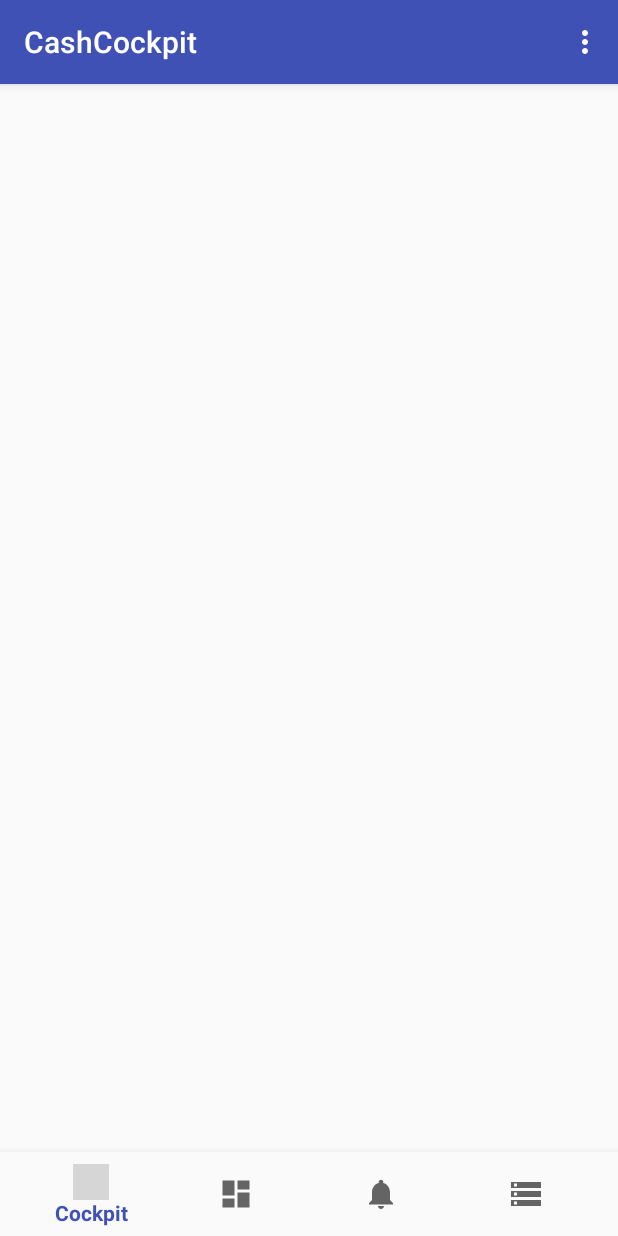
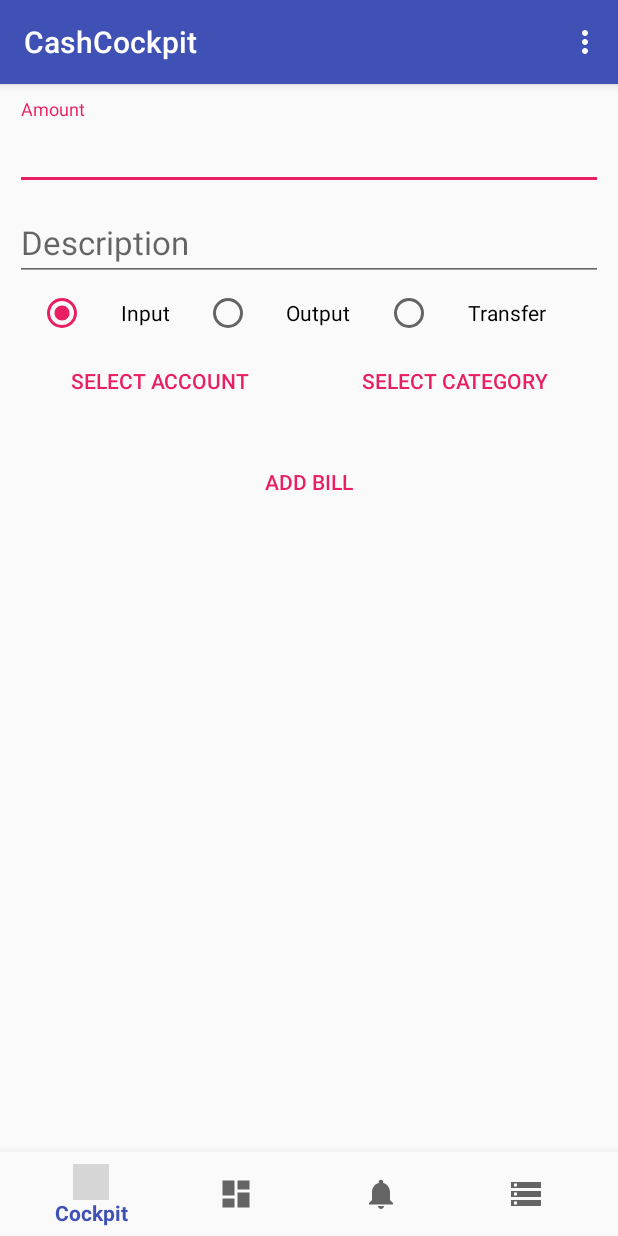
Before and after one commit to EliasDolinsek/cash-cockpit, an Android app: the screen it shows after launch (MainActivity), on a phone screen of 412 x 824 dp. Run offline under Robolectric (Android 15) with nearby library versions, the phone set to English and light mode, and no system bars; network calls fail; grey boxes are pictures that could not be loaded.

Commit message:
Implemented cockpit page and improved some layouts

```diff
--- a/app/src/main/AndroidManifest.xml
+++ b/app/src/main/AndroidManifest.xml
@@ -11,7 +11,8 @@
         android:theme="@style/AppTheme">
         <activity
             android:name=".MainActivity"
-            android:label="@string/app_name">
+            android:label="@string/app_name"
+            android:windowSoftInputMode="adjustPan|stateAlwaysHidden">
             <intent-filter>
                 <action android:name="android.intent.action.MAIN" />
 
--- a/app/src/main/java/com/dolinsek/elias/cashcockpit/AutoPayActivity.java
+++ b/app/src/main/java/com/dolinsek/elias/cashcockpit/AutoPayActivity.java
@@ -142,7 +142,7 @@ public class AutoPayActivity extends AppCompatActivity {
                 if(mEdtAutoPayName.getText().toString().trim().equals("")){
                     mTilAutoPayName.setError(getResources().getString(R.string.label_enter_category_name));
                 } else if(mEdtAmount.getText().toString().equals("")){
-                    mEdtAmount.setError(getResources().getString(R.string.label_enter_euros));
+                    mTilAmount.setError(getResources().getString(R.string.label_enter_amount));
                 } else if(autoPay.getBankAccount() == null){
                     mTxvSelectedBankAccount.setText(getResources().getString(R.string.label_need_to_select_bank_account));
                 } else if(autoPay.getBill().getSubcategory() == null){
--- /dev/null
+++ b/app/src/main/java/com/dolinsek/elias/cashcockpit/CockpitFragment.java
@@ -0,0 +1,152 @@
+package com.dolinsek.elias.cashcockpit;
+
+
+import android.content.Context;
+import android.content.DialogInterface;
+import android.os.Bundle;
+import android.support.design.widget.Snackbar;
+import android.support.design.widget.TextInputLayout;
+import android.support.v4.app.Fragment;
+import android.view.LayoutInflater;
+import android.view.View;
+import android.view.ViewGroup;
+import android.view.inputmethod.InputMethodManager;
+import android.widget.Button;
+import android.widget.EditText;
+import android.widget.RadioButton;
+import android.widget.RadioGroup;
+import android.widget.TextView;
+
+import com.dolinsek.elias.cashcockpit.components.BankAccount;
+import com.dolinsek.elias.cashcockpit.components.Bill;
+import com.dolinsek.elias.cashcockpit.components.Currency;
+import com.dolinsek.elias.cashcockpit.components.Database;
+import com.dolinsek.elias.cashcockpit.components.Subcategory;
+
+
+/**
+ * A simple {@link Fragment} subclass.
+ */
+public class CockpitFragment extends Fragment {
+
+    private TextInputLayout mTilBillAmount, mTilBillDescription;
+    private EditText mEdtBillAmount, mEdtBillDescription;
+    private RadioGroup mRgBillTypes;
+    private RadioButton mRbTypeInput, mRbTypeOutput, mRbTypeTransfer;
+    private Button mBtnSelectBankAccount, mBtnSelectCategory, mBtnAdd;
+    private TextView mTxvSelectedBankAccount, mTxvSelectedCategory;
+
+    private BankAccount bankAccount;
+    private Subcategory subcategory;
+
+    @Override
+    public View onCreateView(LayoutInflater inflater, ViewGroup container,
+                             Bundle savedInstanceState) {
+
+        View inflatedView = inflater.inflate(R.layout.fragment_cockpit, container, false);
+
+        mTilBillAmount = (TextInputLayout) inflatedView.findViewById(R.id.til_cockpit_bill_amount);
+        mTilBillDescription = (TextInputLayout) inflatedView.findViewById(R.id.til_cockpit_bill_description);
+
+        mEdtBillAmount = (EditText) inflatedView.findViewById(R.id.edt_cockpit_bill_amount);
+        mEdtBillDescription = (EditText) inflatedView.findViewById(R.id.edt_cockpit_bill_description);
+
+        mRgBillTypes = (RadioGroup) inflatedView.findViewById(R.id.rg_cockpit_bill_types);
+        mRbTypeInput = (RadioButton) inflatedView.findViewById(R.id.rb_cockpit_bill_type_input);
+        mRbTypeOutput = (RadioButton) inflatedView.findViewById(R.id.rb_cockpit_bill_type_output);
+        mRbTypeTransfer = (RadioButton) inflatedView.findViewById(R.id.rb_cockpit_bill_type_transfer);
+
+        mBtnSelectBankAccount = (Button) inflatedView.findViewById(R.id.btn_cockpit_select_bank_account);
+        mBtnSelectCategory = (Button) inflatedView.findViewById(R.id.btn_cockpit_select_category);
+        mBtnAdd = (Button) inflatedView.findViewById(R.id.btn_cockpit_add);
+
+        mTxvSelectedBankAccount = (TextView) inflatedView.findViewById(R.id.txv_cockpit_bank_account);
+        mTxvSelectedCategory = (TextView) inflatedView.findViewById(R.id.txv_cockpit_category);
+
+        mEdtBillAmount.addTextChangedListener(Currency.Factory.getCurrencyTextWatcher(mEdtBillAmount));
+        mRgBillTypes.check(mRbTypeInput.getId());
+
+        mBtnSelectBankAccount.setOnClickListener(new View.OnClickListener() {
+            @Override
+            public void onClick(View view) {
+                SelectBankAccountDialogFragment selectBankAccountDialogFragment = new SelectBankAccountDialogFragment();
+                selectBankAccountDialogFragment.setOnSelectListener(new DialogInterface.OnClickListener() {
+                    @Override
+                    public void onClick(DialogInterface dialogInterface, int i) {
+                        bankAccount = Database.getBankAccounts().get(i);
+                        mTxvSelectedBankAccount.setText(bankAccount.getName());
+                    }
+                });
+
+                selectBankAccountDialogFragment.show(getFragmentManager(), "select_bank_account");
+            }
+        });
+
+        mBtnSelectCategory.setOnClickListener(new View.OnClickListener() {
+            @Override
+            public void onClick(View view) {
+                final SelectSubcategoryDialogFragment selectSubcategoryDialogFragment = new SelectSubcategoryDialogFragment();
+                selectSubcategoryDialogFragment.setOnSubcategorySelected(new PrimaryCategoryLightItemAdapter.SubcategorySelectionListener() {
+                    @Override
+                    public void onSubcategorySelected(Subcategory subcategory) {
+                        CockpitFragment.this.subcategory = subcategory;
+                        mTxvSelectedCategory.setText(subcategory.getName());
+                        selectSubcategoryDialogFragment.dismiss();
+                    }
+                });
+                selectSubcategoryDialogFragment.show(getFragmentManager(), "select_category");
+            }
+        });
+
+        mBtnAdd.setOnClickListener(new View.OnClickListener() {
+            @Override
+            public void onClick(View view) {
+                mTilBillAmount.setError(null);
+                mTilBillAmount.setErrorEnabled(false);
+
+                if(mEdtBillAmount.getText().toString().equals("")){
+                    mTilBillDescription.setErrorEnabled(true);
+                    mTilBillAmount.setError(getResources().getString(R.string.label_enter_amount));
+                } else if(bankAccount == null){
+                    mTxvSelectedBankAccount.setText(getResources().getString(R.string.label_need_to_select_bank_account));
+                } else if(subcategory == null){
+                    mTxvSelectedCategory.setText(getResources().getString(R.string.label_need_to_select_category));
+                } else {
+                    long amount = ((long) (Double.valueOf(mEdtBillAmount.getText().toString()) * 100));
+                    String description = mEdtBillDescription.getText().toString();
+
+                    int type;
+                    if(mRgBillTypes.getCheckedRadioButtonId() == mRbTypeInput.getId()) {
+                        type = Bill.TYPE_INPUT;
+                    } else if(mRgBillTypes.getCheckedRadioButtonId() == mRbTypeOutput.getId()) {
+                        type = Bill.TYPE_OUTPUT;
+                    } else{
+                        type = Bill.TYPE_TRANSFER;
+                    }
+
+                    bankAccount.addBill(new Bill(amount, description, subcategory));
+
+                    //Show message
+                    Snackbar snackbar = Snackbar.make(getView(), "Added successfully", Snackbar.LENGTH_SHORT);
+                    snackbar.show();
+
+                    //Clears all fields
+                    mEdtBillAmount.setText("");
+                    mEdtBillDescription.setText("");
+                    mTxvSelectedCategory.setText("");
+                    mTxvSelectedBankAccount.setText("");
+
+                    bankAccount = null;
+                    subcategory = null;
+
+                    //Hides keyboard
+                    InputMethodManager imm = (InputMethodManager)getActivity().getSystemService(Context.INPUT_METHOD_SERVICE);
+                    imm.hideSoftInputFromWindow(getView().getWindowToken(), 0);
+                }
+            }
+        });
+
+        return inflatedView;
+    }
+
+}
--- a/app/src/main/java/com/dolinsek/elias/cashcockpit/MainActivity.java
+++ b/app/src/main/java/com/dolinsek/elias/cashcockpit/MainActivity.java
@@ -33,6 +33,9 @@ public class MainActivity extends AppCompatActivity {
         super.onCreate(savedInstanceState);
         setContentView(R.layout.activity_main);
 
+        //Shows CockpitFragment
+        replaceFragment(new CockpitFragment());
+
         mBottomNavigationView = (BottomNavigationView) findViewById(R.id.bnv_main);
         mBottomNavigationView.setOnNavigationItemSelectedListener(new BottomNavigationView.OnNavigationItemSelectedListener() {
             @Override
@@ -42,7 +45,10 @@ public class MainActivity extends AppCompatActivity {
                 switch (item.getItemId()){
                     case R.id.navigation_database:
                             replaceFragment(new DatabaseFragment());
-                        return true;
+                            return true;
+                    case R.id.navigation_cockpit:
+                            replaceFragment(new CockpitFragment());
+                            return true;
                 }
 
                 return false;
@@ -66,7 +72,7 @@ public class MainActivity extends AppCompatActivity {
         FragmentManager fragmentManager = getSupportFragmentManager();
         FragmentTransaction fragmentTransaction = fragmentManager.beginTransaction();
 
-        fragmentTransaction.add(R.id.ll_main, fragment);
+        fragmentTransaction.replace(R.id.ll_main, fragment);
 
         fragmentTransaction.addToBackStack(null);
         fragmentTransaction.commit();
--- a/app/src/main/java/com/dolinsek/elias/cashcockpit/components/BankAccount.java
+++ b/app/src/main/java/com/dolinsek/elias/cashcockpit/components/BankAccount.java
@@ -75,6 +75,7 @@ public class BankAccount {
 
     public void addBill(Bill bill){
         bills.add(bill);
+        setBalance(getBalance() - bill.getAmount());
     }
 
     public void setName(String name) {
--- /dev/null
+++ b/app/src/main/res/layout/fragment_cockpit.xml
@@ -0,0 +1,137 @@
+<LinearLayout xmlns:android="http://schemas.android.com/apk/res/android"
+    xmlns:tools="http://schemas.android.com/tools"
+    android:layout_width="match_parent"
+    android:layout_height="match_parent"
+    tools:context="com.dolinsek.elias.cashcockpit.CockpitFragment"
+    android:orientation="vertical"
+    android:padding="10dp">
+
+    <android.support.design.widget.TextInputLayout
+        android:id="@+id/til_cockpit_bill_amount"
+        android:layout_width="match_parent"
+        android:layout_height="wrap_content">
+
+        <android.support.design.widget.TextInputEditText
+            android:id="@+id/edt_cockpit_bill_amount"
+            android:layout_width="match_parent"
+            android:layout_height="wrap_content"
+            android:hint="@string/label_amount"
+            android:maxLength="15"
+            android:maxLines="1"
+            android:inputType="numberDecimal"
+            android:textAppearance="@style/Base.TextAppearance.AppCompat.Large"
+            android:textAlignment="center"/>
+
+    </android.support.design.widget.TextInputLayout>
+
+    <android.support.design.widget.TextInputLayout
+        android:id="@+id/til_cockpit_bill_description"
+        android:layout_width="match_parent"
+        android:layout_height="wrap_content">
+
+        <android.support.design.widget.TextInputEditText
+            android:id="@+id/edt_cockpit_bill_description"
+            android:layout_width="match_parent"
+            android:layout_height="wrap_content"
+            android:hint="@string/label_description"
+            android:lines="1"
+            android:textAppearance="@style/Base.TextAppearance.AppCompat.Large"
+            android:textAlignment="center"/>
+
+    </android.support.design.widget.TextInputLayout>
+
+    <RadioGroup
+        android:id="@+id/rg_cockpit_bill_types"
+        android:layout_width="match_parent"
+        android:layout_height="wrap_content"
+        android:orientation="horizontal"
+        android:gravity="center"
+        android:layout_marginTop="5dp"
+        android:weightSum="9"
+        android:layout_marginStart="15dp"
+        android:layout_marginEnd="15dp">
+
+        <RadioButton
+            android:id="@+id/rb_cockpit_bill_type_input"
+            android:layout_width="wrap_content"
+            android:layout_height="wrap_content"
+            android:text="@string/label_input"
+            android:layout_weight="3"
+            android:textAlignment="center"/>
+
+        <RadioButton
+            android:id="@+id/rb_cockpit_bill_type_output"
+            android:layout_width="wrap_content"
+            android:layout_height="wrap_content"
+            android:text="@string/label_output"
+            android:layout_weight="3"
+            android:textAlignment="center"/>
+
+        <RadioButton
+            android:id="@+id/rb_cockpit_bill_type_transfer"
+            android:layout_width="wrap_content"
+            android:layout_height="wrap_content"
+            android:text="@string/label_transfer"
+            android:layout_weight="3"
+            android:textAlignment="center"/>
+
+    </RadioGroup>
+
+    <LinearLayout
+        android:layout_width="match_parent"
+        android:layout_height="wrap_content"
+        android:layout_marginTop="5dp"
+        android:orientation="horizontal">
+
+        <LinearLayout
+            android:layout_width="wrap_content"
+            android:layout_height="wrap_content"
+            android:layout_weight="5"
+            android:orientation="vertical">
+
+            <Button
+                android:id="@+id/btn_cockpit_select_bank_account"
+                android:layout_width="match_parent"
+                android:layout_height="wrap_content"
+                android:text="@string/btn_select_bank_account"
+                style="@style/Widget.AppCompat.Button.Borderless.Colored"/>
+
+            <TextView
+                android:id="@+id/txv_cockpit_bank_account"
+                android:layout_width="match_parent"
+                android:layout_height="wrap_content"
+                android:textAlignment="center"/>
+
+        </LinearLayout>
+
+        <LinearLayout
+            android:layout_width="wrap_content"
+            android:layout_height="wrap_content"
+            android:layout_weight="5"
+            android:orientation="vertical">
+
+            <Button
+                android:id="@+id/btn_cockpit_select_category"
+                android:layout_width="match_parent"
+                android:layout_height="wrap_content"
+                android:text="@string/btn_select_category"
+                style="@style/Widget.AppCompat.Button.Borderless.Colored"/>
+
+            <TextView
+                android:id="@+id/txv_cockpit_category"
+                android:layout_width="match_parent"
+                android:layout_height="wrap_content"
+                android:textAlignment="center"/>
+
+        </LinearLayout>
+    </LinearLayout>
+
+    <Button
+        android:id="@+id/btn_cockpit_add"
+        style="@style/Widget.AppCompat.Button.Borderless.Colored"
+        android:layout_width="match_parent"
+        android:layout_height="wrap_content"
+        android:layout_gravity="bottom"
+        android:text="@string/btn_add_bill" />
+
+</LinearLayout>
--- a/app/src/main/res/menu/navigation.xml
+++ b/app/src/main/res/menu/navigation.xml
@@ -2,7 +2,7 @@
 <menu xmlns:android="http://schemas.android.com/apk/res/android">
 
     <item
-        android:id="@+id/navigation_home"
+        android:id="@+id/navigation_cockpit"
         android:icon="@drawable/ic_home_black_24dp"
         android:title="@string/title_cockpit" />
 
--- a/app/src/main/res/values/strings.xml
+++ b/app/src/main/res/values/strings.xml
@@ -83,7 +83,7 @@
     <string name="btn_select">Select</string>
     <string name="label_enter_name">Please enter a name!</string>
     <string name="label_none">None</string>
-    <string name="label_bills">Bills</string>
+    <string name="label_bills">Bill(s)</string>
     <string name="label_primary_account">Primary Account</string>
     <string name="label_no_bank_accounts">There are no bank accounts!</string>
     <string name="label_no_categories">There are no categories!</string>
@@ -95,6 +95,13 @@
     <string name="label_need_to_select_bank_account">You need to select an account!</string>
     <string name="label_currency">Currency</string>
     <string name="label_currency_preference_description">Currency what is used to display amounts and balances</string>
+    <string name="label_description">Description</string>
+    <string name="label_enter_amount">Please enter an amount!</string>
+    <string name="btn_add_bill">Add Bill</string>
+
+    <string name="label_input">Input</string>
+    <string name="label_output">Output</string>
+    <string name="label_transfer">Transfer</string>
 
     <string name="euro">Euro</string>
     <string name="dollar">Dollar</string>
```
Also changed, not shown: app/src/main/res/layout/activity_auto_pay.xml (+11 -1 lines), app/src/main/res/layout/list_item_auto_pay.xml (+6 -4 lines), app/src/main/res/layout/list_item_bank_account.xml (+6 -4 lines), app/src/main/res/layout/list_item_primary_category.xml (+3 -4 lines).
